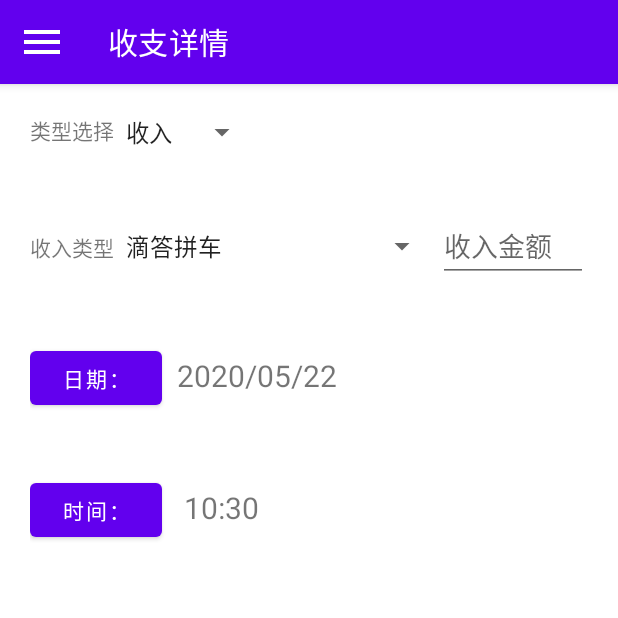
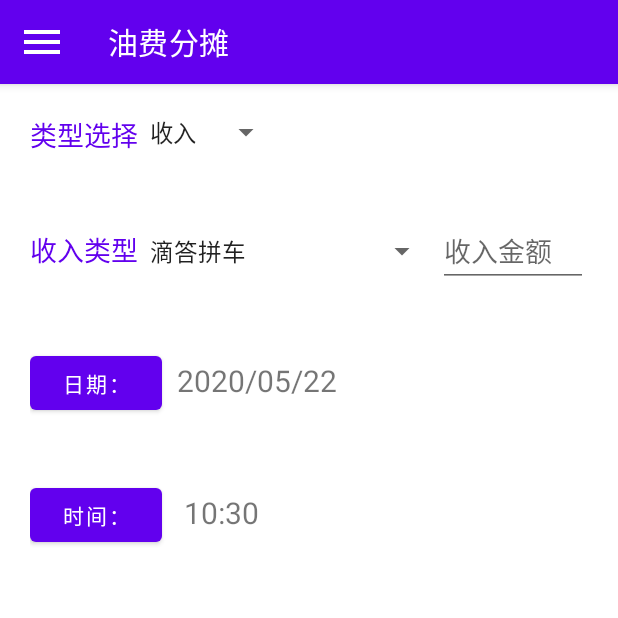
Before and after one commit to paulZC83/MaintainingCar, an Android app: the fragment AddFragment placed in its activity, on a phone screen of 412 x 824 dp, the top half of it. Run offline under Robolectric (Android 15) with nearby library versions, the phone set to English and light mode, and no system bars; our stand-ins replace Room's generated code.

```diff
--- a/app/src/main/java/com/example/maintainingcar/fragment/CountFragment.kt
+++ b/app/src/main/java/com/example/maintainingcar/fragment/CountFragment.kt
@@ -106,7 +106,7 @@ class CountFragment : Fragment(), CompoundButton.OnCheckedChangeListener {
                 allInMoney = carDao.queryInfoFromType(0)
             }
 
-            val count = jyMoney.plus(tcMoney).plus(glMoney).plus(byMoney).plus(wxMoney).plus(ddMoney).plus(sfcMoney)
+            val count = jyMoney.plus(tcMoney).plus(glMoney).plus(byMoney).plus(wxMoney).plus(ddMoney).plus(sfcMoney).plus(allInMoney)
             if (jyMoney > 0) {
                 jyPercent = String.format("%.3f", jyMoney.div(count.toFloat())).toFloat()
             }
--- a/app/src/main/res/layout/fragment_add.xml
+++ b/app/src/main/res/layout/fragment_add.xml
@@ -13,13 +13,16 @@
         <TextView
             android:layout_width="wrap_content"
             android:layout_height="wrap_content"
+            android:textSize="18sp"
+            android:textColor="@color/colorPrimary"
             android:text="类型选择"/>
         <Spinner
             android:id="@+id/sp_type"
             android:layout_width="wrap_content"
             android:layout_height="wrap_content"
             android:entries="@array/array_type"
-            android:layout_gravity="center_horizontal"/>
+            android:layout_gravity="center_horizontal"
+            android:popupBackground="@color/colorPrimary2"/>
     </LinearLayout>
 
     <LinearLayout
@@ -30,6 +33,8 @@
         <TextView
             android:layout_width="wrap_content"
             android:layout_height="wrap_content"
+            android:textSize="18sp"
+            android:textColor="@color/colorPrimary"
             android:text="收入类型"/>
         <Spinner
             android:id="@+id/sp_in_type"
@@ -37,7 +42,8 @@
             android:layout_height="wrap_content"
             android:layout_weight="1"
             android:entries="@array/in_type"
-            android:layout_gravity="center"/>
+            android:layout_gravity="center"
+            android:popupBackground="@color/colorPrimary2"/>
         <EditText
             android:id="@+id/etIn"
             android:layout_width="100dp"
@@ -55,6 +61,8 @@
         <TextView
             android:layout_width="wrap_content"
             android:layout_height="wrap_content"
+            android:textColor="@color/colorPrimary"
+            android:textSize="18sp"
             android:text="支出类型"/>
         <Spinner
             android:id="@+id/sp_ex_type"
@@ -62,7 +70,8 @@
             android:layout_height="wrap_content"
             android:layout_weight="1"
             android:entries="@array/ex_type"
-            android:layout_gravity="center"/>
+            android:layout_gravity="center"
+            android:popupBackground="@color/colorPrimary2"/>
         <EditText
             android:id="@+id/etEx"
             android:layout_width="100dp"
--- a/app/src/main/res/values/strings.xml
+++ b/app/src/main/res/values/strings.xml
@@ -1,15 +1,15 @@
 <resources>
     <string name="app_name">MaintainingCar</string>
     <string name="app_name_ch">养车记录</string>
-    <string name="in_and_ex_card">收支详情</string>
+    <string name="in_and_ex_card">油费分摊</string>
     <string name="in_and_ex_add">收支登记</string>
     <string name="in_and_ex_count">收支统计</string>
     <string name="in_and_ex_list">收支流水</string>
     <string name="autograph">汽车是件消耗品，我想尽力做到收支平衡</string>
     <string name="user">Paul☞曾</string>
     <string name="in">收入金额：</string>
-    <string name="ex">支出金额：</string>
-    <string name="ex_date">支出日期：</string>
+    <string name="ex">加油金额：</string>
+    <string name="ex_date">加油日期：</string>
 
     <!-- TODO: Remove or change this placeholder text -->
     <string name="hello_blank_fragment">Hello blank fragment</string>
```
